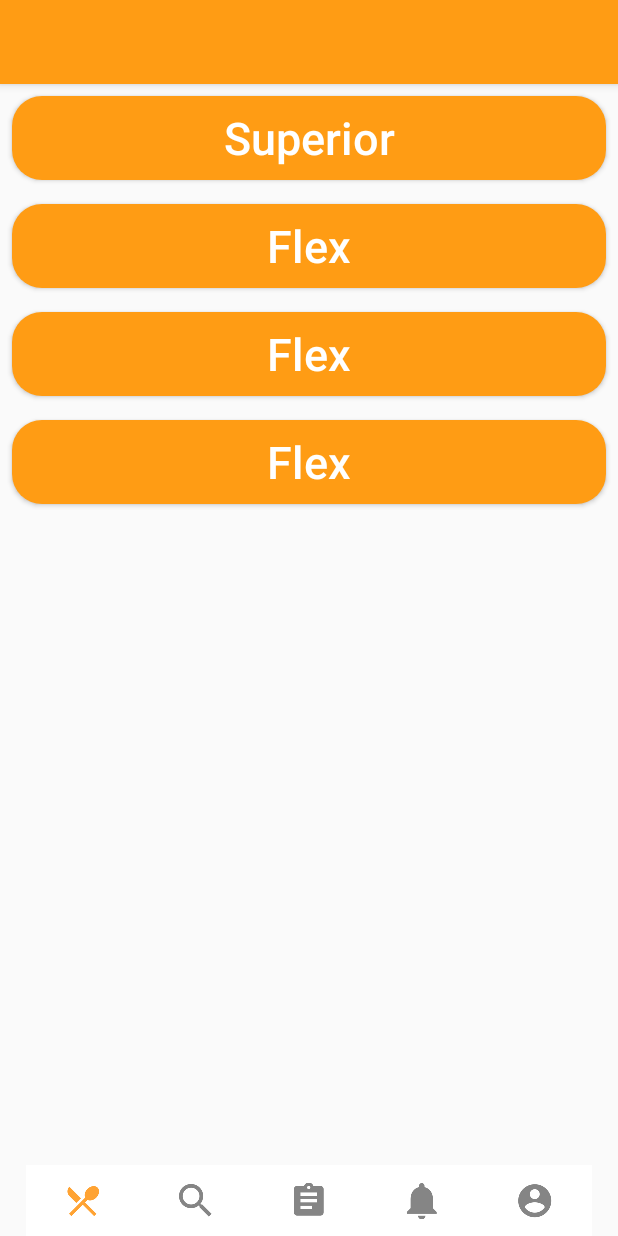
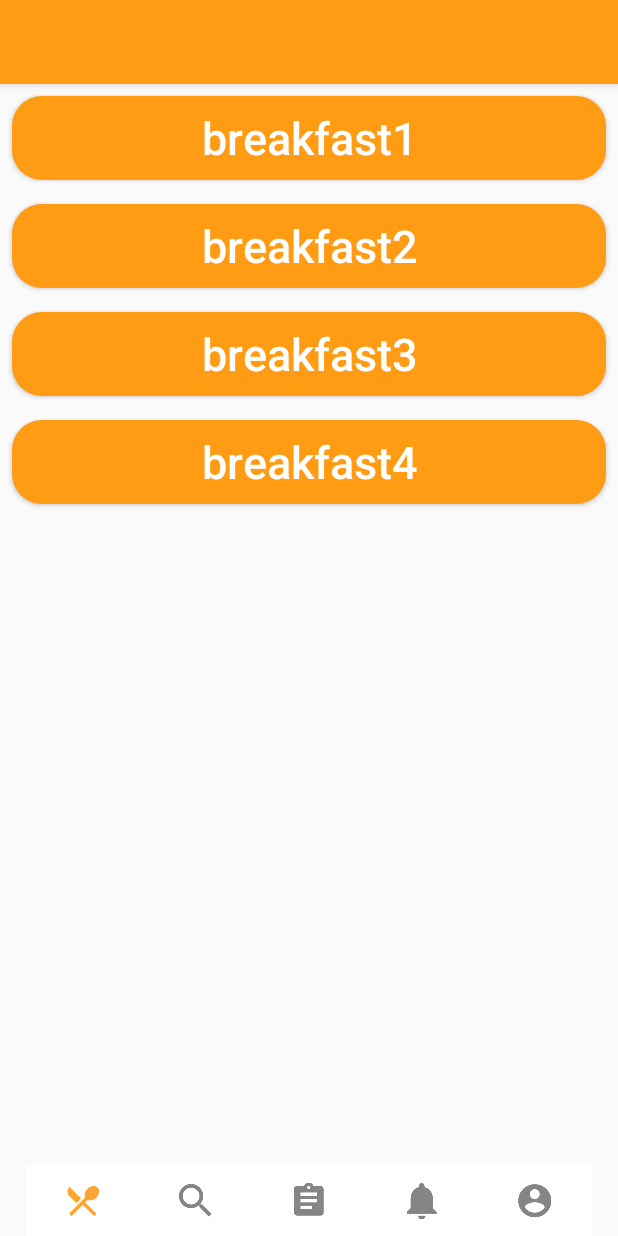
Before and after one commit to ftelnov/flowless, an Android app: the screen it shows after launch (MainActivity), after a tap on an icon or button, on a phone screen of 412 x 824 dp. Run offline under Robolectric (Android 15) with nearby library versions, the phone set to English and light mode, and no system bars; our stand-ins replace Picasso; pictures from the network do not load.

Commit message:
Доработан экран категорий, теперь рецепты показываются инидивидуально для каждой категории.

```diff
--- a/app/src/main/java/com/example/sirius/rs/CategoryFragment.java
+++ b/app/src/main/java/com/example/sirius/rs/CategoryFragment.java
@@ -17,12 +17,21 @@ import java.util.List;
 
 public class CategoryFragment extends Fragment {
     List<clickitem> buttons = new ArrayList<>();
+    public static CategoryFragment newInstance(String tag) {
+        CategoryFragment catFragment = new CategoryFragment();
+        Bundle args = new Bundle();
+        args.putString("tag", tag);
+        catFragment.setArguments(args);
+        return catFragment;
+    }
+
     @Override
     public View onCreateView(LayoutInflater inflater, ViewGroup container,
                              Bundle savedInstanceState) {
         View view = inflater.inflate(R.layout.fragment_category,
                 container, false);
-        setInitialData(view);
+        String tag = getArguments().getString("tag");
+        setInitialData(view, tag);
         RecyclerView recyclerView = (RecyclerView) view.findViewById(R.id.recycler);
         DataAdapter adapter = new DataAdapter(getContext(), buttons);
         RecyclerView.LayoutManager layoutManager = new LinearLayoutManager(getContext());
@@ -30,11 +39,46 @@ public class CategoryFragment extends Fragment {
         recyclerView.setAdapter(adapter);
         return view;
     }
-    private void setInitialData(View view){
-        buttons.add(new clickitem("Superior"));
-        buttons.add(new clickitem("Flex"));
-        buttons.add(new clickitem("Flex"));
-        buttons.add(new clickitem("Flex"));
+    private void setInitialData(View view, String tag){
+        switch (tag){
+            case "breakfast":
+                buttons.add(new clickitem("breakfast1"));
+                buttons.add(new clickitem("breakfast2"));
+                buttons.add(new clickitem("breakfast3"));
+                buttons.add(new clickitem("breakfast4"));
+                break;
+            case "fish":
+                buttons.add(new clickitem("fish1"));
+                buttons.add(new clickitem("fish2"));
+                buttons.add(new clickitem("fish3"));
+                buttons.add(new clickitem("fish4"));
+                break;
+            case "soup":
+                buttons.add(new clickitem("soup1"));
+                buttons.add(new clickitem("soup2"));
+                buttons.add(new clickitem("soup3"));
+                buttons.add(new clickitem("soup4"));
+                break;
+            case "salad":
+                buttons.add(new clickitem("salad1"));
+                buttons.add(new clickitem("salad2"));
+                buttons.add(new clickitem("salad3"));
+                buttons.add(new clickitem("salad4"));
+                break;
+            case "chicken":
+                buttons.add(new clickitem("chicken1"));
+                buttons.add(new clickitem("chicken2"));
+                buttons.add(new clickitem("chicken3"));
+                buttons.add(new clickitem("chicken4"));
+                break;
+            case "meat":
+                buttons.add(new clickitem("meat1"));
+                buttons.add(new clickitem("meat2"));
+                buttons.add(new clickitem("meat3"));
+                buttons.add(new clickitem("meat4"));
+                break;
+        }
+
 
     }
 }
--- a/app/src/main/java/com/example/sirius/rs/FoodFragment.java
+++ b/app/src/main/java/com/example/sirius/rs/FoodFragment.java
@@ -16,7 +16,9 @@ import android.widget.ImageView;
 import com.squareup.picasso.Picasso;
 import com.squareup.picasso.Target;
 
-
+import java.util.ArrayList;
+import java.util.LinkedList;
+import java.util.List;
 
 
 public class FoodFragment extends Fragment {
@@ -39,19 +41,29 @@ public class FoodFragment extends Fragment {
         ImageButton firstBottom = (ImageButton) view.findViewById(R.id.firstBottom);
         ImageButton secondBottom = (ImageButton) view.findViewById(R.id.secondBottom);
         final FragmentManager fragmentManager = getFragmentManager();
-        final CategoryFragment fragment = new CategoryFragment();
         Picasso.get().load("https://images.wallpaperscraft.ru/image/zavtrak_kruassany_kofe_yajtsa_frukty_95625_1920x1080.jpg").into(firstTop);
         Picasso.get().load("https://images.wallpaperscraft.ru/image/salat_ovoschi_vkusno_dieticheskoe_71637_1920x1080.jpg").into(secondTop);
         Picasso.get().load("https://images.wallpaperscraft.ru/image/ustricy_sup_posuda_ovoschi_79003_1920x1080.jpg").into(firstCenter);
         Picasso.get().load("http://gg.gg/cw79w").into(secondCenter);
         Picasso.get().load("http://gg.gg/cw7a8").into(firstBottom);
         Picasso.get().load("http://gg.gg/cw7ad").into(secondBottom);
-        firstTop.setOnClickListener(new View.OnClickListener() {
-            @Override
-            public void onClick(View v) {
-                fragmentManager.beginTransaction().replace(R.id.container, fragment).addToBackStack(null).commit();
-            }
-        });
+        List<ImageButton> Array = new ArrayList<ImageButton>();
+        Array.add(firstTop);
+        Array.add(secondBottom);
+        Array.add(secondTop);
+        Array.add(secondCenter);
+        Array.add(firstCenter);
+        Array.add(firstBottom);
+        for (ImageButton but : Array) {
+            final String tag = (String) but.getTag();
+            but.setOnClickListener(new View.OnClickListener() {
+                @Override
+                public void onClick(View v) {
+                    CategoryFragment catFragment = CategoryFragment.newInstance(tag);
+                    fragmentManager.beginTransaction().replace(R.id.container, catFragment).addToBackStack(null).commit();
+                }
+            });
+        }
         return view;
     }
 }
--- a/app/src/main/res/layout/fragment_food.xml
+++ b/app/src/main/res/layout/fragment_food.xml
@@ -24,6 +24,7 @@
             android:layout_height="match_parent"
             android:layout_weight="1"
             android:layout_marginRight="3dp"
+            android:tag="breakfast"
             android:src="@drawable/ic_launcher_background" />
 
         <ImageButton
@@ -32,6 +33,7 @@
             android:layout_width="wrap_content"
             android:layout_height="match_parent"
             android:layout_weight="1"
+            android:tag="salad"
             android:src="@drawable/ic_launcher_background" />
 
     </LinearLayout>
@@ -50,6 +52,7 @@
             android:layout_width="wrap_content"
             android:layout_height="match_parent"
             android:layout_weight="1"
+            android:tag="soup"
             android:src="@drawable/ic_launcher_background" />
 
         <ImageButton
@@ -58,6 +61,7 @@
             android:layout_width="wrap_content"
             android:layout_height="match_parent"
             android:layout_weight="1"
+            android:tag="fish"
             android:src="@drawable/ic_launcher_background" />
 
     </LinearLayout>
@@ -76,6 +80,7 @@
             android:layout_width="wrap_content"
             android:layout_height="match_parent"
             android:layout_weight="1"
+            android:tag="chicken"
             android:src="@drawable/ic_launcher_background" />
 
         <ImageButton
@@ -84,6 +89,7 @@
             android:layout_marginLeft="3dp"
             android:layout_height="match_parent"
             android:layout_weight="1"
+            android:tag="meat"
             android:src="@drawable/ic_launcher_background" />
 
     </LinearLayout>
```
